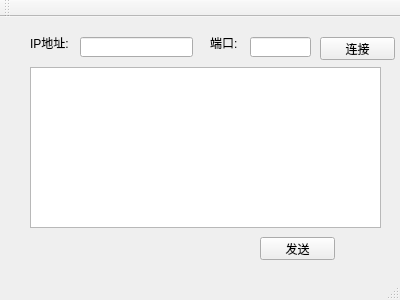
Above: homework1/Tcptest_client/mainwindow.ui from brocoszhao/Network-Programming-homework before the change. Below: the same form after it.
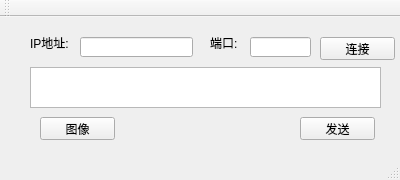
That is the form after the change.

Patch:
```diff
--- a/homework1/Tcptest_client/mainwindow.ui
+++ b/homework1/Tcptest_client/mainwindow.ui
@@ -7,7 +7,7 @@
     <x>0</x>
     <y>0</y>
     <width>400</width>
-    <height>300</height>
+    <height>180</height>
    </rect>
   </property>
   <property name="windowTitle">
@@ -79,15 +79,15 @@
       <x>30</x>
       <y>50</y>
       <width>351</width>
-      <height>161</height>
+      <height>41</height>
      </rect>
     </property>
    </widget>
    <widget class="QPushButton" name="pushButton_Send">
     <property name="geometry">
      <rect>
-      <x>260</x>
-      <y>220</y>
+      <x>300</x>
+      <y>100</y>
       <width>75</width>
       <height>23</height>
      </rect>
@@ -96,6 +96,19 @@
      <string>发送</string>
     </property>
    </widget>
+   <widget class="QPushButton" name="pushButton">
+    <property name="geometry">
+     <rect>
+      <x>40</x>
+      <y>100</y>
+      <width>75</width>
+      <height>23</height>
+     </rect>
+    </property>
+    <property name="text">
+     <string>图像</string>
+    </property>
+   </widget>
   </widget>
   <widget class="QMenuBar" name="menuBar">
    <property name="geometry">
```
